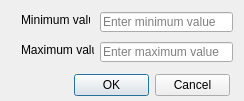
First picture: the form in ui/wizard/ui_bigint_property.ui, repository gltn/stdm, before the edit.
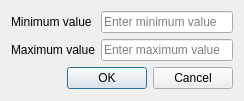
Second picture: the form after the edit.

Commit message: Added layouts on all property editors

```diff
--- a/ui/wizard/ui_bigint_property.ui
+++ b/ui/wizard/ui_bigint_property.ui
@@ -13,74 +13,46 @@
   <property name="windowTitle">
    <string>Whole number properties</string>
   </property>
-  <widget class="QDialogButtonBox" name="buttonBox">
-   <property name="geometry">
-    <rect>
-     <x>74</x>
-     <y>74</y>
-     <width>156</width>
-     <height>23</height>
-    </rect>
-   </property>
-   <property name="orientation">
-    <enum>Qt::Horizontal</enum>
-   </property>
-   <property name="standardButtons">
-    <set>QDialogButtonBox::Cancel|QDialogButtonBox::Ok</set>
-   </property>
-  </widget>
-  <widget class="QLineEdit" name="edtMinVal">
-   <property name="geometry">
-    <rect>
-     <x>100</x>
-     <y>12</y>
-     <width>133</width>
-     <height>20</height>
-    </rect>
-   </property>
-   <property name="placeholderText">
-    <string>Enter minimum value</string>
-   </property>
-  </widget>
-  <widget class="QLineEdit" name="edtMaxVal">
-   <property name="geometry">
-    <rect>
-     <x>100</x>
-     <y>42</y>
-     <width>133</width>
-     <height>20</height>
-    </rect>
-   </property>
-   <property name="placeholderText">
-    <string>Enter maximum value</string>
-   </property>
-  </widget>
-  <widget class="QLabel" name="label_2">
-   <property name="geometry">
-    <rect>
-     <x>21</x>
-     <y>42</y>
-     <width>73</width>
-     <height>16</height>
-    </rect>
-   </property>
-   <property name="text">
-    <string>Maximum value</string>
-   </property>
-  </widget>
-  <widget class="QLabel" name="label">
-   <property name="geometry">
-    <rect>
-     <x>21</x>
-     <y>12</y>
-     <width>69</width>
-     <height>16</height>
-    </rect>
-   </property>
-   <property name="text">
-    <string>Minimum value</string>
-   </property>
-  </widget>
+  <layout class="QFormLayout" name="formLayout">
+   <item row="0" column="0">
+    <widget class="QLabel" name="label">
+     <property name="text">
+      <string>Minimum value</string>
+     </property>
+    </widget>
+   </item>
+   <item row="0" column="1">
+    <widget class="QLineEdit" name="edtMinVal">
+     <property name="placeholderText">
+      <string>Enter minimum value</string>
+     </property>
+    </widget>
+   </item>
+   <item row="1" column="0">
+    <widget class="QLabel" name="label_2">
+     <property name="text">
+      <string>Maximum value</string>
+     </property>
+    </widget>
+   </item>
+   <item row="1" column="1">
+    <widget class="QLineEdit" name="edtMaxVal">
+     <property name="placeholderText">
+      <string>Enter maximum value</string>
+     </property>
+    </widget>
+   </item>
+   <item row="2" column="0" colspan="2">
+    <widget class="QDialogButtonBox" name="buttonBox">
+     <property name="orientation">
+      <enum>Qt::Horizontal</enum>
+     </property>
+     <property name="standardButtons">
+      <set>QDialogButtonBox::Cancel|QDialogButtonBox::Ok</set>
+     </property>
+    </widget>
+   </item>
+  </layout>
  </widget>
  <resources/>
  <connections>
```
The commit also changes 20 other files.
